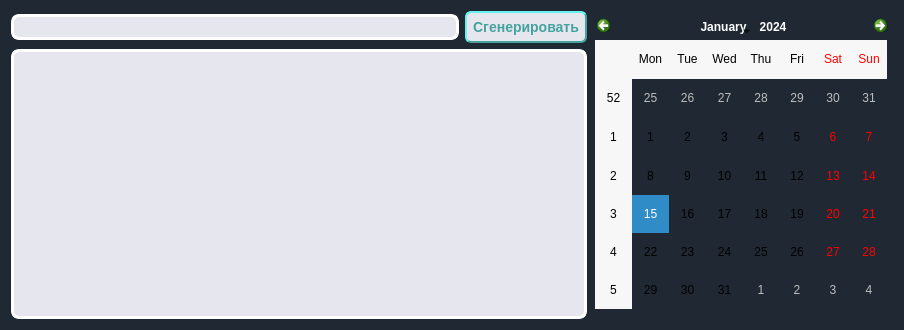
kiozet/TaskManagerWithAI, file ui/GenerationTaskWindow.ui: the form before one commit.
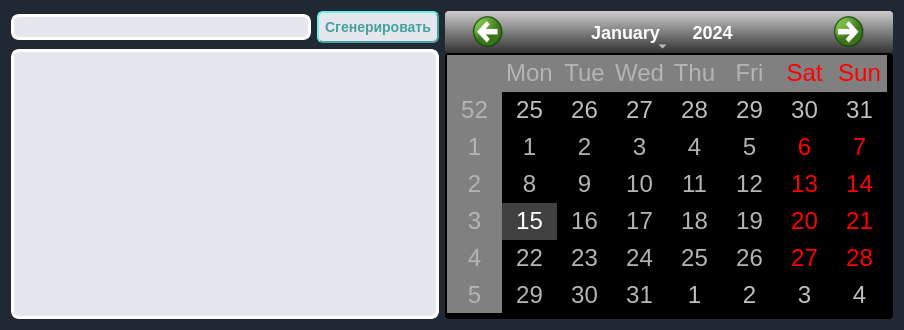
The form after the commit.

Commit message: Add calendar again

```diff
--- a/ui/GenerationTaskWindow.ui
+++ b/ui/GenerationTaskWindow.ui
@@ -123,14 +123,60 @@
    </item>
    <item>
     <widget class="QCalendarWidget" name="calendarWidget">
-     <property name="maximumSize">
-      <size>
-       <width>300</width>
-       <height>300</height>
-      </size>
+     <property name="sizePolicy">
+      <sizepolicy hsizetype="Fixed" vsizetype="Expanding">
+       <horstretch>0</horstretch>
+       <verstretch>0</verstretch>
+      </sizepolicy>
      </property>
      <property name="styleSheet">
-      <string notr="true"/>
+      <string notr="true">QCalendarWidget QWidget#qt_calendar_navigationbar { background-color: qlineargradient(x1:0, y1:0, x2:0, y2:1, stop: 0 #cccccc, stop: 1 #333333); }
+QCalendarWidget QToolButton {
+	height: 35px;
+	width: 80px;
+	color: white;
+	font-size: 18px;
+	icon-size: 35px, 35px;
+	background-color: qlineargradient(x1:0, y1:0, x2:0, y2:1, stop: 0 #cccccc, stop: 1 #333333);
+}
+QCalendarWidget QMenu {
+	width: 130px;
+	left: 10px;
+	color: white;
+	font-size: 18px;
+	background-color: rgb(100, 100, 100);
+}
+QCalendarWidget QSpinBox { 
+	width: 130px; 
+	font-size:24px; 
+	color: white; 
+	background-color: qlineargradient(x1:0, y1:0, x2:0, y2:1, stop: 0 #cccccc, stop: 1 #333333); 
+	selection-background-color: rgb(136, 136, 136);
+	selection-color: rgb(255, 255, 255);
+}
+QCalendarWidget QSpinBox::up-button { subcontrol-origin: border;  subcontrol-position: top right;  width:65px; }
+QCalendarWidget QSpinBox::down-button {subcontrol-origin: border; subcontrol-position: bottom right;  width:65px;}
+QCalendarWidget QSpinBox::up-arrow { width:52px;  height:52px; }
+QCalendarWidget QSpinBox::down-arrow { width:52px;  height:52px; }
+ 
+/* header row */
+QCalendarWidget QWidget { alternate-background-color: rgb(128, 128, 128); }
+ 
+/* normal days */
+QCalendarWidget QAbstractItemView:enabled 
+{
+	font-size:24px;  
+	color: rgb(180, 180, 180);  
+	background-color: black;  
+	selection-background-color: rgb(64, 64, 64); 
+	selection-color: white; 
+}
+ 
+/* days in other months */
+QCalendarWidget QAbstractItemView:disabled { color: solid gray; }</string>
+     </property>
+     <property name="gridVisible">
+      <bool>false</bool>
      </property>
     </widget>
    </item>
```
